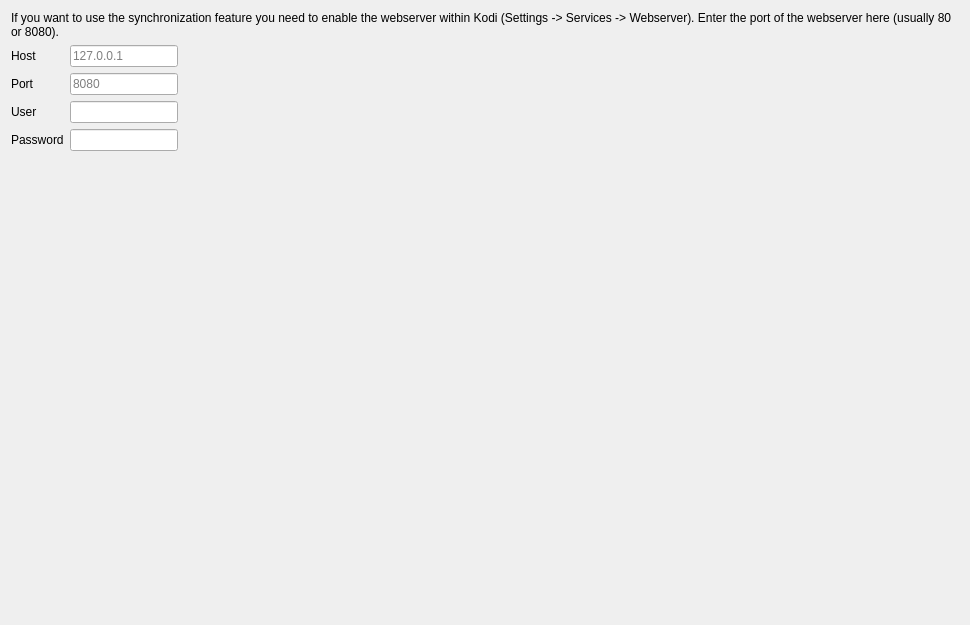
Above: src/ui/settings/KodiSettingsWidget.ui from Komet/MediaElch before the change. Below: the same form after it.
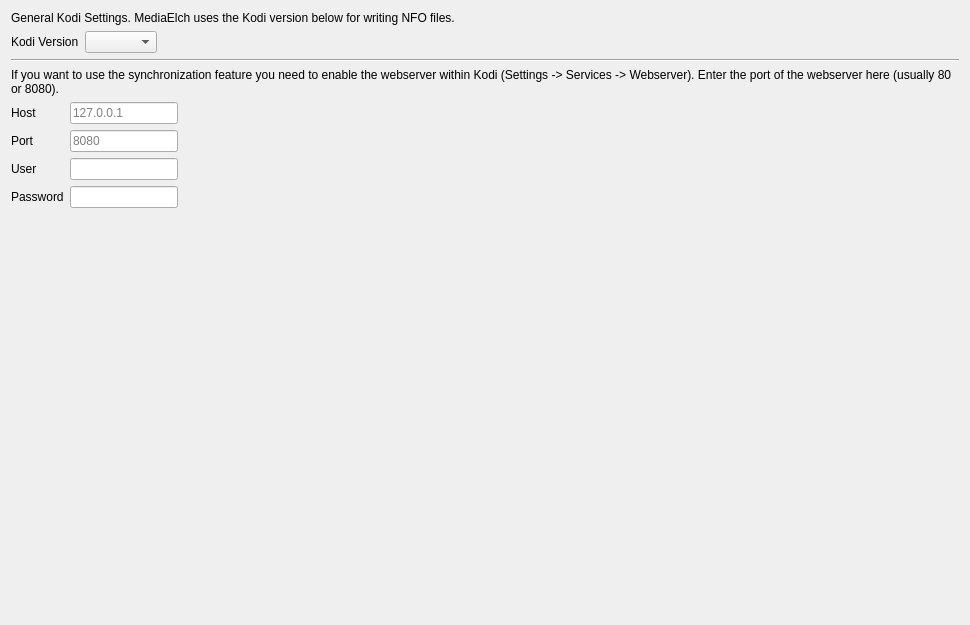
That is the form after the change.

Commit message:
[Kodi] Add kodi version setting
 - version settings does nothing at the moment but will be useful
   for future changes

```diff
--- a/src/ui/settings/KodiSettingsWidget.ui
+++ b/src/ui/settings/KodiSettingsWidget.ui
@@ -10,9 +10,40 @@
     <height>625</height>
    </rect>
   </property>
-  <layout class="QVBoxLayout" name="verticalLayout_2" stretch="0,1">
+  <layout class="QVBoxLayout" name="verticalLayout_2" stretch="0,0,0,0,1">
    <item>
-    <widget class="QLabel" name="label_7">
+    <widget class="QLabel" name="lblKodiFormDescription">
+     <property name="text">
+      <string>General Kodi Settings. MediaElch uses the Kodi version below for writing NFO files.</string>
+     </property>
+    </widget>
+   </item>
+   <item>
+    <layout class="QFormLayout" name="kodiForm">
+     <property name="fieldGrowthPolicy">
+      <enum>QFormLayout::FieldsStayAtSizeHint</enum>
+     </property>
+     <item row="0" column="0">
+      <widget class="QLabel" name="lblKodiVersion">
+       <property name="text">
+        <string>Kodi Version</string>
+       </property>
+      </widget>
+     </item>
+     <item row="0" column="1">
+      <widget class="QComboBox" name="kodiVersion"/>
+     </item>
+    </layout>
+   </item>
+   <item>
+    <widget class="Line" name="line">
+     <property name="orientation">
+      <enum>Qt::Horizontal</enum>
+     </property>
+    </widget>
+   </item>
+   <item>
+    <widget class="QLabel" name="lblWebserverDescription">
      <property name="text">
       <string>If you want to use the synchronization feature you need to enable the webserver within Kodi (Settings -&gt; Services -&gt; Webserver). Enter the port of the webserver here (usually 80 or 8080).</string>
      </property>
```
Left out of the diff: 8 changed lines with no effect on the pictures. The commit also changes 9 other files.
